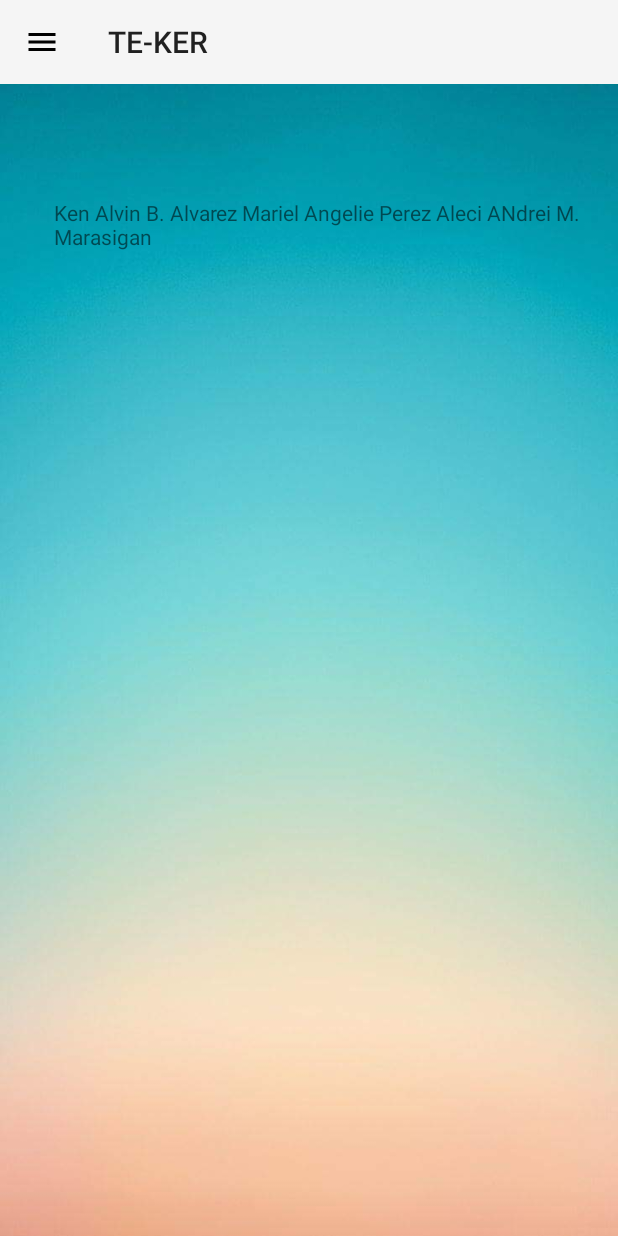
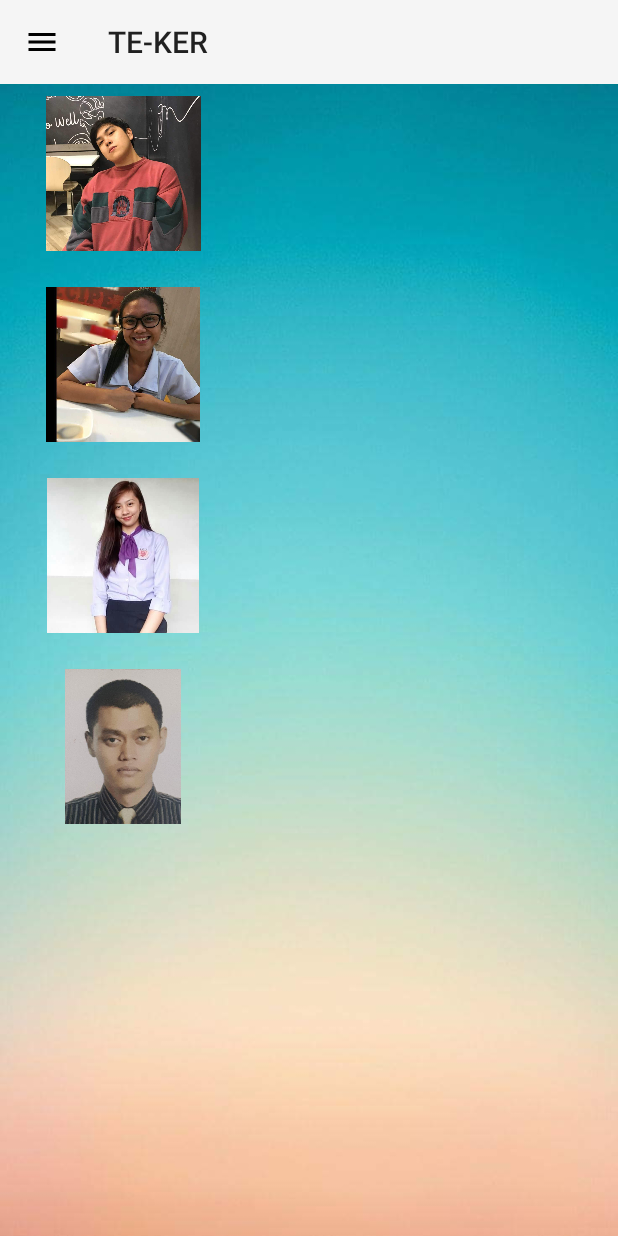
Before and after one commit to nonimousgaming/TEKER3-Final, an Android app: the fragment DevelopersFragment placed in its activity, on a phone screen of 412 x 824 dp. Run offline under Robolectric (Android 15) with nearby library versions, the phone set to English and light mode, and no system bars; network calls fail.

```diff
--- a/app/src/main/java/com/example/lenovo/te_ker/LoginActivity.java
+++ b/app/src/main/java/com/example/lenovo/te_ker/LoginActivity.java
@@ -85,7 +85,7 @@ public class LoginActivity extends AppCompatActivity {
         btnLoginSignin.setOnClickListener(new View.OnClickListener() {
             @Override
             public void onClick(View view) {
-                final String email = editTextLoginUsername.getText().toString();
+                final String username = editTextLoginUsername.getText().toString();
                 final String password = editTextLoginPassword.getText().toString();
                 StringRequest stringRequest = new StringRequest(Request.Method.POST, url, new Response.Listener<String>() {
                     @Override
@@ -114,7 +114,7 @@ public class LoginActivity extends AppCompatActivity {
                     protected Map<String, String> getParams()
                     {
                         Map<String, String>  params = new HashMap<String, String>();
-                        params.put("email", email);
+                        params.put("username", username);
                         params.put("password", password);
                         return params;
                     }
--- a/app/src/main/res/layout/activity_home.xml
+++ b/app/src/main/res/layout/activity_home.xml
@@ -10,26 +10,20 @@
 
 
     <!-- Layout to contain contents of main body of screen (drawer will slide over this) -->
-    <RelativeLayout
-        android:layout_width="match_parent"
-        android:layout_height="match_parent">
-
-        <FrameLayout
+    <FrameLayout
             android:id="@+id/content_frame"
             android:layout_width="match_parent"
             android:layout_height="match_parent"
             android:background="@drawable/received_461455371023210">
 
-        </FrameLayout>
         <android.support.v7.widget.Toolbar
             android:id="@+id/toolbar"
             android:layout_width="match_parent"
             android:layout_height="?attr/actionBarSize"
             android:background="?attr/colorPrimary"
             android:theme="@style/ThemeOverlay.AppCompat.ActionBar" />
-    </RelativeLayout>
 
-
+    </FrameLayout>
         <!-- Container for contents of drawer - use NavigationView to make configuration easier -->
         <android.support.design.widget.NavigationView
             android:id="@+id/nav_view"
--- a/app/src/main/res/layout/fragment_developers.xml
+++ b/app/src/main/res/layout/fragment_developers.xml
@@ -4,29 +4,46 @@
     xmlns:app="http://schemas.android.com/apk/res-auto"
     xmlns:tools="http://schemas.android.com/tools"
     android:layout_width="match_parent"
-    android:layout_height="match_parent">
+    android:layout_height="wrap_content">
 
-    <TextView
-        android:id="@+id/textView"
-        android:layout_width="wrap_content"
-        android:layout_height="wrap_content"
-        android:layout_marginEnd="8dp"
+    <ImageView
+        android:id="@+id/imagePic3"
+        android:layout_width="148dp"
+        android:layout_height="103dp"
         android:layout_marginStart="8dp"
-        android:layout_marginTop="28dp"
-        android:text="About Developers"
-        app:layout_constraintEnd_toEndOf="parent"
+        android:layout_marginTop="24dp"
         app:layout_constraintStart_toStartOf="parent"
-        app:layout_constraintTop_toTopOf="parent" />
+        app:layout_constraintTop_toBottomOf="@+id/imagePic2"
+        app:srcCompat="@drawable/pic1" />
 
-    <TextView
-        android:id="@+id/textView2"
-        android:layout_width="wrap_content"
-        android:layout_height="wrap_content"
-        android:layout_marginStart="36dp"
-        android:layout_marginTop="132dp"
-        android:text="Ken Alvin B. Alvarez
-Mariel Angelie Perez
-Aleci ANdrei M. Marasigan"
+    <ImageView
+        android:id="@+id/imagePic1"
+        android:layout_width="148dp"
+        android:layout_height="103dp"
+        android:layout_marginStart="8dp"
+        android:layout_marginTop="64dp"
         app:layout_constraintStart_toStartOf="parent"
-        app:layout_constraintTop_toTopOf="parent" />
+        app:layout_constraintTop_toTopOf="parent"
+        app:srcCompat="@drawable/pic2" />
+
+    <ImageView
+        android:id="@+id/imagePic2"
+        android:layout_width="148dp"
+        android:layout_height="103dp"
+        android:layout_marginStart="8dp"
+        android:layout_marginTop="24dp"
+        app:layout_constraintStart_toStartOf="parent"
+        app:layout_constraintTop_toBottomOf="@+id/imagePic1"
+        app:srcCompat="@drawable/pic3" />
+
+    <ImageView
+        android:id="@+id/imagePic4"
+        android:layout_width="148dp"
+        android:layout_height="103dp"
+        android:layout_marginStart="8dp"
+        android:layout_marginTop="24dp"
+        app:layout_constraintStart_toStartOf="parent"
+        app:layout_constraintTop_toBottomOf="@+id/imagePic3"
+        app:srcCompat="@drawable/pic4" />
+
 </android.support.constraint.ConstraintLayout>
--- a/app/src/main/res/layout/fragment_view_attendance.xml
+++ b/app/src/main/res/layout/fragment_view_attendance.xml
@@ -9,10 +9,10 @@
     <ImageView
         android:id="@+id/imageNotifiedStudents"
         android:layout_width="295dp"
-        android:layout_height="199dp"
+        android:layout_height="208dp"
         android:layout_marginEnd="8dp"
         android:layout_marginStart="8dp"
-        android:layout_marginTop="48dp"
+        android:layout_marginTop="64dp"
         app:layout_constraintEnd_toEndOf="parent"
         app:layout_constraintStart_toStartOf="parent"
         app:layout_constraintTop_toTopOf="parent"
```
